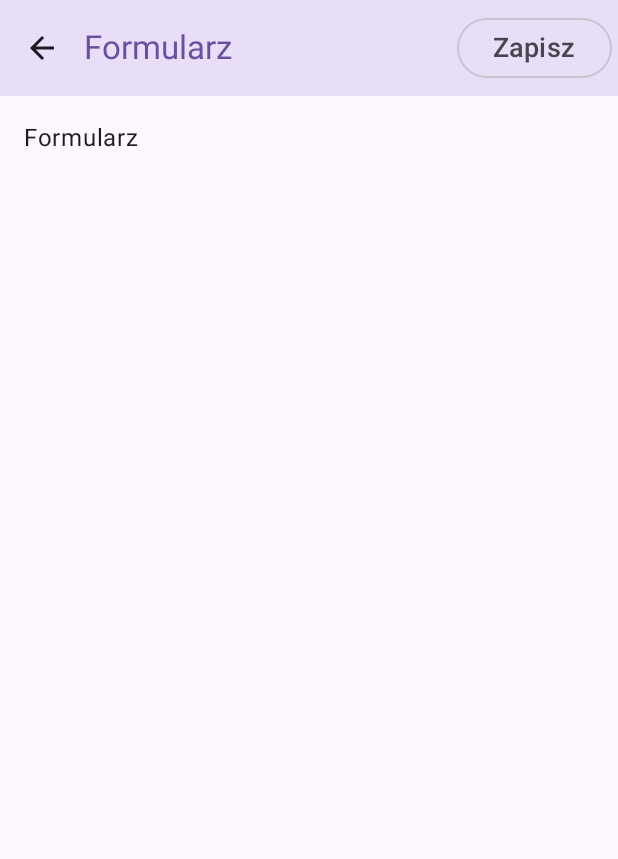
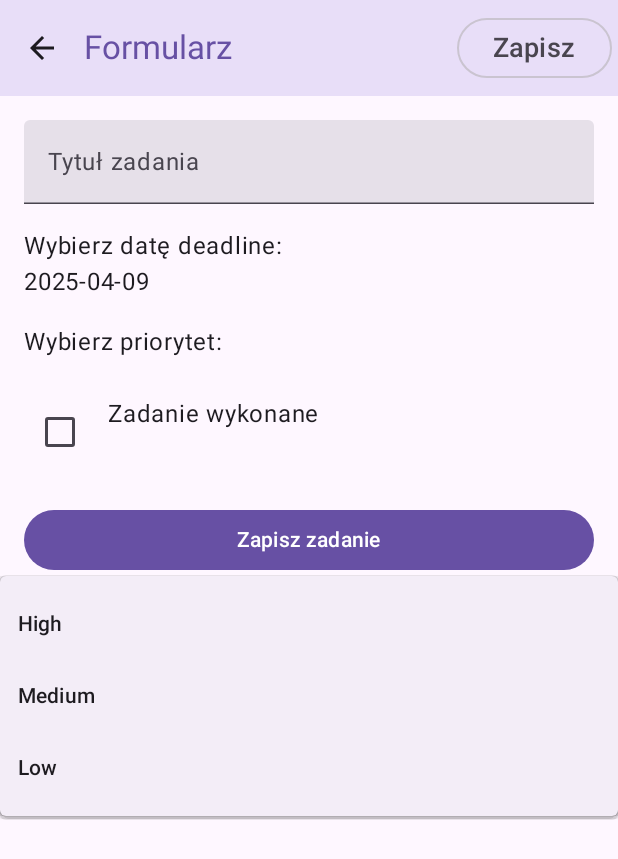
Before and after one commit to AdamNowak02/AplikacjMobilna, an Android app built with Jetpack Compose: the FormScreen screen opened through its navigation route, on a phone screen of 412 x 824 dp. Shown: the top 859 px of the screen. Run offline under Robolectric (Android 15) with nearby library versions, the phone set to English and light mode, and no system bars.

Commit message:
uzupelniony formularz ale nie dziala jeszcze

```diff
--- a/app/build.gradle.kts
+++ b/app/build.gradle.kts
@@ -56,12 +56,13 @@ dependencies {
     implementation("androidx.compose.material3:material3:1.2.0")
     implementation("androidx.compose.material:material-icons-extended")
     implementation("androidx.lifecycle:lifecycle-viewmodel-compose:2.6.2")
+    implementation("androidx.compose.foundation:foundation:1.4.0")
 
     // Compose platform BOM
     implementation(platform("androidx.compose:compose-bom:2024.04.01"))
 
     // Compose
-    implementation("androidx.activity:activity-compose:1.8.2")
+    implementation("androidx.activity:activity-compose:1.8.2") // Zależy od wersji
     implementation("androidx.compose.ui:ui")
     implementation("androidx.compose.ui:ui-graphics")
     implementation("androidx.compose.ui:ui-tooling-preview")
--- a/app/src/main/java/pl/wsei/pam/lab06/Lab06Activity.kt
+++ b/app/src/main/java/pl/wsei/pam/lab06/Lab06Activity.kt
@@ -23,7 +23,7 @@ class Lab06Activity : ComponentActivity() {
                     modifier = Modifier.fillMaxSize(),
                     color = MaterialTheme.colorScheme.background
                 ) {
-                    MainScreen()  // Wywołanie głównej nawigacji
+                    MainScreen()
                 }
             }
         }
@@ -32,24 +32,16 @@ class Lab06Activity : ComponentActivity() {
 
 @Composable
 fun MainScreen() {
-    // Tworzenie kontrolera nawigacji
     val navController = rememberNavController()
-
-    // Definicja NavHost, który zarządza przejściami między ekranami
     NavHost(navController = navController, startDestination = "list") {
-        composable("list") {
-            ListScreen(navController)  // Ekran listy
-        }
-        composable("form") {
-            FormScreen(navController)  // Ekran formularza
-        }
+        composable("list") { ListScreen(navController) }
+        composable("form") { FormScreen(navController) }
     }
 }
 
 @Preview(showBackground = true)
 @Composable
 fun MainScreenPreview() {
-    // Podgląd głównego ekranu w kontekście motywu aplikacji
     Lab06Theme {
         MainScreen()
     }
--- a/app/src/main/java/pl/wsei/pam/lab06/Screens.kt
+++ b/app/src/main/java/pl/wsei/pam/lab06/Screens.kt
@@ -1,19 +1,42 @@
 package pl.wsei.pam.lab06
 
+
+import androidx.compose.foundation.layout.Arrangement
+import androidx.compose.foundation.layout.Column
+import androidx.compose.foundation.layout.Row
+import androidx.compose.foundation.layout.Spacer
+import androidx.compose.foundation.layout.fillMaxWidth
+import androidx.compose.foundation.layout.height
+import androidx.compose.foundation.layout.heightIn
 import androidx.compose.foundation.layout.padding
+import androidx.compose.foundation.lazy.LazyColumn
+import androidx.compose.foundation.lazy.items
 import androidx.compose.foundation.shape.CircleShape
 import androidx.compose.material.icons.Icons
 import androidx.compose.material.icons.filled.Add
+import androidx.compose.material3.Button
+import androidx.compose.material3.CardDefaults
+import androidx.compose.material3.Checkbox
+import androidx.compose.material3.DropdownMenu
+import androidx.compose.material3.DropdownMenuItem
+import androidx.compose.material3.ElevatedCard
 import androidx.compose.material3.FloatingActionButton
 import androidx.compose.material3.Icon
 import androidx.compose.material3.Scaffold
 import androidx.compose.material3.Text
+import androidx.compose.material3.TextField
 import androidx.compose.runtime.Composable
+import androidx.compose.runtime.getValue
+import androidx.compose.runtime.mutableStateOf
+import androidx.compose.runtime.remember
+import androidx.compose.runtime.setValue
 import androidx.compose.ui.Modifier
 import androidx.compose.ui.draw.scale
 import androidx.compose.ui.unit.dp
 import androidx.navigation.NavController
+import java.time.LocalDate
 
+// Ekran listy
 @Composable
 fun ListScreen(navController: NavController) {
     Scaffold(
@@ -38,15 +61,43 @@ fun ListScreen(navController: NavController) {
             }
         }
     ) { innerPadding ->
-        Text(
-            text = "Lista",
-            modifier = Modifier.padding(innerPadding).padding(16.dp)
-        )
+        LazyColumn(modifier = Modifier.padding(innerPadding)) {
+            items(items = todoTasks()) { item ->
+                ListItem(item = item)
+            }
+        }
     }
 }
 
+// Komponent dla pojedynczego elementu listy
+@Composable
+fun ListItem(item: TodoTask, modifier: Modifier = Modifier) {
+    ElevatedCard(
+        modifier = modifier
+            .fillMaxWidth()
+            .heightIn(120.dp)
+            .padding(8.dp),
+        elevation = CardDefaults.cardElevation(
+            defaultElevation = 4.dp
+        )
+    ) {
+        Column(modifier = Modifier.padding(8.dp)) {
+            Text(text = "Tytuł: ${item.title}")
+            Text(text = "Data: ${item.deadline}")
+            Text(text = "Priorytet: ${item.priority.name}")
+            Text(text = "Wykonane: ${if (item.isDone) "Tak" else "Nie"}")
+        }
+    }
+}
+
+// Ekran formularza
 @Composable
 fun FormScreen(navController: NavController) {
+    var title by remember { mutableStateOf("") }
+    var deadline by remember { mutableStateOf(LocalDate.now()) }
+    var priority by remember { mutableStateOf(Priority.Medium) }
+    var isDone by remember { mutableStateOf(false) }
+
     Scaffold(
         topBar = {
             AppTopBar(
@@ -57,9 +108,75 @@ fun FormScreen(navController: NavController) {
             )
         }
     ) { innerPadding ->
-        Text(
-            text = "Formularz",
-            modifier = Modifier.padding(innerPadding).padding(16.dp)
-        )
+        Column(
+            modifier = Modifier
+                .padding(innerPadding)
+                .padding(16.dp)
+        ) {
+            // Tytuł zadania
+            TextField(
+                value = title,
+                onValueChange = { title = it },
+                label = { Text("Tytuł zadania") },
+                modifier = Modifier.fillMaxWidth()
+            )
+
+            Spacer(modifier = Modifier.height(16.dp))
+
+            // Wybór daty deadline (możesz użyć DatePickerDialog w zależności od implementacji)
+            Text("Wybierz datę deadline:")
+            // Poniżej można dodać komponent do wybierania daty, np. DatePickerDialog
+            // Na razie zakładajmy, że data jest ustawiona na dzisiejszą
+            Text(text = deadline.toString())
+
+            Spacer(modifier = Modifier.height(16.dp))
+
+            // Wybór priorytetu
+            Text("Wybierz priorytet:")
+            DropdownMenu(
+                expanded = true,
+                onDismissRequest = {},
+                modifier = Modifier.fillMaxWidth()
+            ) {
+                Priority.values().forEach { priorityItem ->
+                    DropdownMenuItem(
+                        onClick = { priority = priorityItem },
+                        text = { Text(text = priorityItem.name) }
+                    )
+                }
+
+            }
+
+            Spacer(modifier = Modifier.height(16.dp))
+
+            // Status wykonania (checkbox)
+            Row(
+                modifier = Modifier
+                    .fillMaxWidth()
+                    .padding(vertical = 8.dp),
+                horizontalArrangement = Arrangement.Start
+            ) {
+                Checkbox(
+                    checked = isDone,
+                    onCheckedChange = { isDone = it }
+                )
+                Text(text = "Zadanie wykonane", modifier = Modifier.padding(start = 8.dp))
+            }
+
+            Spacer(modifier = Modifier.height(16.dp))
+
+            // Przycisk "Zapisz"
+            Button(
+                onClick = {
+                    // Dodajemy nowe zadanie
+                    val newTask = TodoTask(title, deadline, isDone, priority)
+                    // Na razie tylko wracamy do ekranu listy
+                    navController.navigate("list")
+                },
+                modifier = Modifier.fillMaxWidth()
+            ) {
+                Text("Zapisz zadanie")
+            }
+        }
     }
 }
--- /dev/null
+++ b/app/src/main/java/pl/wsei/pam/lab06/TodoTask.kt
@@ -0,0 +1,26 @@
+package pl.wsei.pam.lab06
+
+import java.time.LocalDate
+
+// Enum do określenia priorytetu zadania
+enum class Priority {
+    High, Medium, Low
+}
+
+// Data class reprezentująca zadanie
+data class TodoTask(
+    val title: String,
+    val deadline: LocalDate,
+    val isDone: Boolean,
+    val priority: Priority
+)
+
+// Funkcja zwracająca przykładową listę zadań
+fun todoTasks(): List<TodoTask> {
+    return listOf(
+        TodoTask("Programming", LocalDate.of(2024, 4, 18), false, Priority.Low),
+        TodoTask("Teaching", LocalDate.of(2024, 5, 12), false, Priority.High),
+        TodoTask("Learning", LocalDate.of(2024, 6, 28), true, Priority.Low),
+        TodoTask("Cooking", LocalDate.of(2024, 8, 18), false, Priority.Medium)
+    )
+}
```
